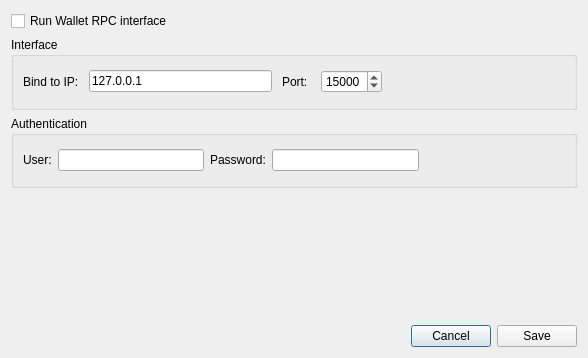
Qt form src/gui/ui/walletrpcsettingsdialog.ui (seredat/karbowanecwallet) before a commit.
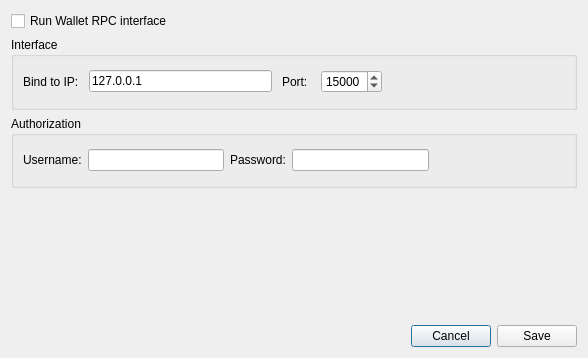
The same form after that commit.

Commit message: Authorization rename

```diff
--- a/src/gui/ui/walletrpcsettingsdialog.ui
+++ b/src/gui/ui/walletrpcsettingsdialog.ui
@@ -108,7 +108,7 @@
       </sizepolicy>
      </property>
      <property name="title">
-      <string>Authentication</string>
+      <string>Authorization</string>
      </property>
      <layout class="QVBoxLayout" name="verticalLayout_3">
       <item>
@@ -119,7 +119,7 @@
         <item>
          <widget class="QLabel" name="label_3">
           <property name="text">
-           <string>User:</string>
+           <string>Username:</string>
           </property>
          </widget>
         </item>
```
